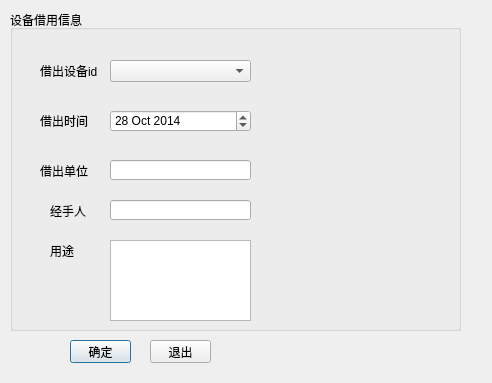
The window that src/lendwindow.ui (guanqian1994/EquipmentManagementSystem) describes before a commit, drawn with Qt 5.
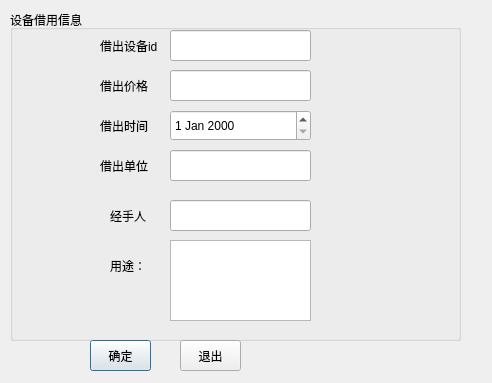
The same window after the commit.

Patch:
```diff
--- a/src/lendwindow.ui
+++ b/src/lendwindow.ui
@@ -19,7 +19,7 @@
      <x>10</x>
      <y>10</y>
      <width>451</width>
-     <height>321</height>
+     <height>331</height>
     </rect>
    </property>
    <property name="title">
@@ -28,10 +28,10 @@
    <widget class="QLabel" name="label">
     <property name="geometry">
      <rect>
-      <x>30</x>
-      <y>50</y>
+      <x>90</x>
+      <y>20</y>
       <width>61</width>
-      <height>21</height>
+      <height>31</height>
      </rect>
     </property>
     <property name="text">
@@ -41,53 +41,33 @@
    <widget class="QLabel" name="label_2">
     <property name="geometry">
      <rect>
-      <x>30</x>
+      <x>90</x>
       <y>100</y>
-      <width>61</width>
-      <height>21</height>
+      <width>51</width>
+      <height>31</height>
      </rect>
     </property>
     <property name="text">
      <string>借出时间</string>
     </property>
    </widget>
-   <widget class="QComboBox" name="comboBox">
-    <property name="geometry">
-     <rect>
-      <x>100</x>
-      <y>50</y>
-      <width>141</width>
-      <height>22</height>
-     </rect>
-    </property>
-   </widget>
    <widget class="QDateEdit" name="dateEdit">
     <property name="geometry">
      <rect>
-      <x>100</x>
+      <x>160</x>
       <y>100</y>
       <width>141</width>
-      <height>22</height>
+      <height>31</height>
      </rect>
     </property>
-    <property name="dateTime">
-     <datetime>
-      <hour>11</hour>
-      <minute>11</minute>
-      <second>0</second>
-      <year>2014</year>
-      <month>10</month>
-      <day>28</day>
-     </datetime>
-    </property>
    </widget>
    <widget class="QLabel" name="label_3">
     <property name="geometry">
      <rect>
-      <x>30</x>
-      <y>150</y>
+      <x>90</x>
+      <y>140</y>
       <width>61</width>
-      <height>21</height>
+      <height>31</height>
      </rect>
     </property>
     <property name="text">
@@ -97,20 +77,20 @@
    <widget class="QLineEdit" name="lineEdit">
     <property name="geometry">
      <rect>
-      <x>100</x>
-      <y>150</y>
+      <x>160</x>
+      <y>140</y>
       <width>141</width>
-      <height>20</height>
+      <height>31</height>
      </rect>
     </property>
    </widget>
    <widget class="QLabel" name="label_4">
     <property name="geometry">
      <rect>
-      <x>40</x>
+      <x>100</x>
       <y>190</y>
       <width>41</width>
-      <height>21</height>
+      <height>31</height>
      </rect>
     </property>
     <property name="text">
@@ -120,44 +100,77 @@
    <widget class="QLineEdit" name="lineEdit_2">
     <property name="geometry">
      <rect>
-      <x>100</x>
+      <x>160</x>
       <y>190</y>
       <width>141</width>
-      <height>20</height>
+      <height>31</height>
      </rect>
     </property>
    </widget>
    <widget class="QLabel" name="label_5">
     <property name="geometry">
      <rect>
-      <x>40</x>
-      <y>230</y>
+      <x>100</x>
+      <y>240</y>
       <width>31</width>
-      <height>21</height>
+      <height>31</height>
      </rect>
     </property>
     <property name="text">
-     <string>用途</string>
+     <string>用途：</string>
     </property>
    </widget>
    <widget class="QTextEdit" name="textEdit">
     <property name="geometry">
      <rect>
-      <x>100</x>
+      <x>160</x>
       <y>230</y>
       <width>141</width>
       <height>81</height>
      </rect>
     </property>
    </widget>
+   <widget class="QLineEdit" name="id">
+    <property name="geometry">
+     <rect>
+      <x>160</x>
+      <y>20</y>
+      <width>141</width>
+      <height>31</height>
+     </rect>
+    </property>
+   </widget>
+   <widget class="QLabel" name="label_6">
+    <property name="geometry">
+     <rect>
+      <x>90</x>
+      <y>60</y>
+      <width>51</width>
+      <height>31</height>
+     </rect>
+    </property>
+    <property name="text">
+     <string>借出价格</string>
+    </property>
+   </widget>
+   <widget class="QLineEdit" name="price">
+    <property name="geometry">
+     <rect>
+      <x>160</x>
+      <y>60</y>
+      <width>141</width>
+      <height>31</height>
+     </rect>
+    </property>
+   </widget>
   </widget>
   <widget class="QPushButton" name="ok">
    <property name="geometry">
     <rect>
-     <x>70</x>
+     <x>90</x>
      <y>340</y>
      <width>61</width>
-     <height>23</height>
+     <height>31</height>
     </rect>
    </property>
    <property name="text">
@@ -167,10 +180,10 @@
   <widget class="QPushButton" name="exit">
    <property name="geometry">
     <rect>
-     <x>150</x>
+     <x>180</x>
      <y>340</y>
      <width>61</width>
-     <height>23</height>
+     <height>31</height>
     </rect>
    </property>
    <property name="text">
```
